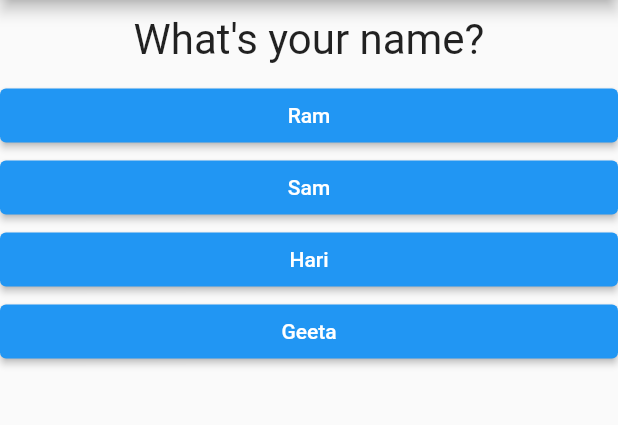
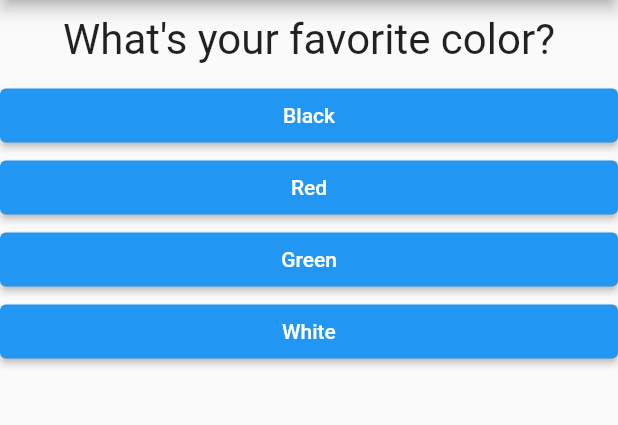
Before and after one commit to AaryanSharmaNeupane/FlutterQuiz, a Flutter app: the screen it shows after launch, on a phone screen of 412 x 824 dp, the part 84-509 px from its top. Run offline on Flutter 3.47's test engine with Material 2 defaults, Android fonts, the phone set to English and light mode, and no system bars.

Commit message:
scores and reset added

```diff
--- a/lib/main.dart
+++ b/lib/main.dart
@@ -1,7 +1,6 @@
 import 'package:flutter/material.dart';
-
-import './question.dart';
-import './answer.dart';
+import './quiz.dart';
+import './result.dart';
 
 void main() => runApp(MyApp());
 
@@ -13,8 +12,17 @@ class MyApp extends StatefulWidget {
 class _MyAppState extends State<MyApp> {
   @override
   var questionIndex = 0;
+  var finalScore = 0;
 
-  void answerQuestion() {
+  void resetQuiz() {
+    setState(() {
+      questionIndex = 0;
+      finalScore = 0;
+    });
+  }
+
+  void answerQuestion(int score) {
+    finalScore += score;
     setState(() {
       questionIndex += 1;
     });
@@ -22,34 +30,48 @@ class _MyAppState extends State<MyApp> {
 
   var questions = [
     {
-      'questionText': 'What\'s your name?',
-      'answers': ['Ram', 'Sam', 'Hari', 'Geeta'],
+      'questionText': 'What\'s your favorite color?',
+      'answers': [
+        {'text': 'Black', 'score': 10},
+        {'text': 'Red', 'score': 5},
+        {'text': 'Green', 'score': 3},
+        {'text': 'White', 'score': 1},
+      ],
     },
     {
-      'questionText': "What's your favourite color?",
-      'answers': ['Black', 'White', 'Green', 'Yellow'],
+      'questionText': 'What\'s your favorite animal?',
+      'answers': [
+        {'text': 'Rabbit', 'score': 3},
+        {'text': 'Snake', 'score': 11},
+        {'text': 'Elephant', 'score': 5},
+        {'text': 'Lion', 'score': 9},
+      ],
     },
     {
-      'questionText': "What's your favourite animal?",
-      'answers': ['Cat', 'Dog', 'Horse', 'Lion'],
+      'questionText': 'Who\'s your favorite instructor?',
+      'answers': [
+        {'text': 'Max', 'score': 1},
+        {'text': 'Max', 'score': 1},
+        {'text': 'Max', 'score': 1},
+        {'text': 'Max', 'score': 1},
+      ],
     },
   ];
 
   Widget build(BuildContext context) {
     return MaterialApp(
+      debugShowCheckedModeBanner: false,
       home: Scaffold(
         appBar: AppBar(
           title: Text('Quiz'),
         ),
-        body: Column(
-          children: [
-            Question(questions[questionIndex]['questionText']),
-            ...(questions[questionIndex]['answers'] as List<String>)
-                .map((answer) {
-              return Answer(answerQuestion, answer);
-            }).toList()
-          ],
-        ),
+        body: questionIndex < questions.length
+            ? Quiz(
+                answerQuestion: answerQuestion,
+                questionIndex: questionIndex,
+                questions: questions,
+              )
+            : Result(finalScore, resetQuiz),
       ),
     );
   }
--- a/lib/question.dart
+++ b/lib/question.dart
@@ -1,7 +1,7 @@
 import 'package:flutter/material.dart';
 
 class Question extends StatelessWidget {
-  final questionText;
+  final String questionText;
   Question(this.questionText);
 
   @override
--- /dev/null
+++ b/lib/quiz.dart
@@ -0,0 +1,30 @@
+import 'dart:async';
+
+import 'package:flutter/material.dart';
+import './question.dart';
+import './answer.dart';
+
+class Quiz extends StatelessWidget {
+  int questionIndex;
+  var questions;
+  final Function answerQuestion;
+
+  Quiz(
+      {required this.questionIndex,
+      required this.questions,
+      required this.answerQuestion});
+
+  @override
+  Widget build(BuildContext context) {
+    return Column(
+      children: [
+        Question(questions[questionIndex]['questionText']),
+        ...(questions[questionIndex]['answers'] as List<Map<String, Object>>)
+            .map((answer) {
+          return Answer(
+              () => answerQuestion(answer['score']), answer['text'] as String);
+        }).toList()
+      ],
+    );
+  }
+}
```
Also changed, not shown: lib/result.dart (added, +42 -0 lines), 1 other file.
